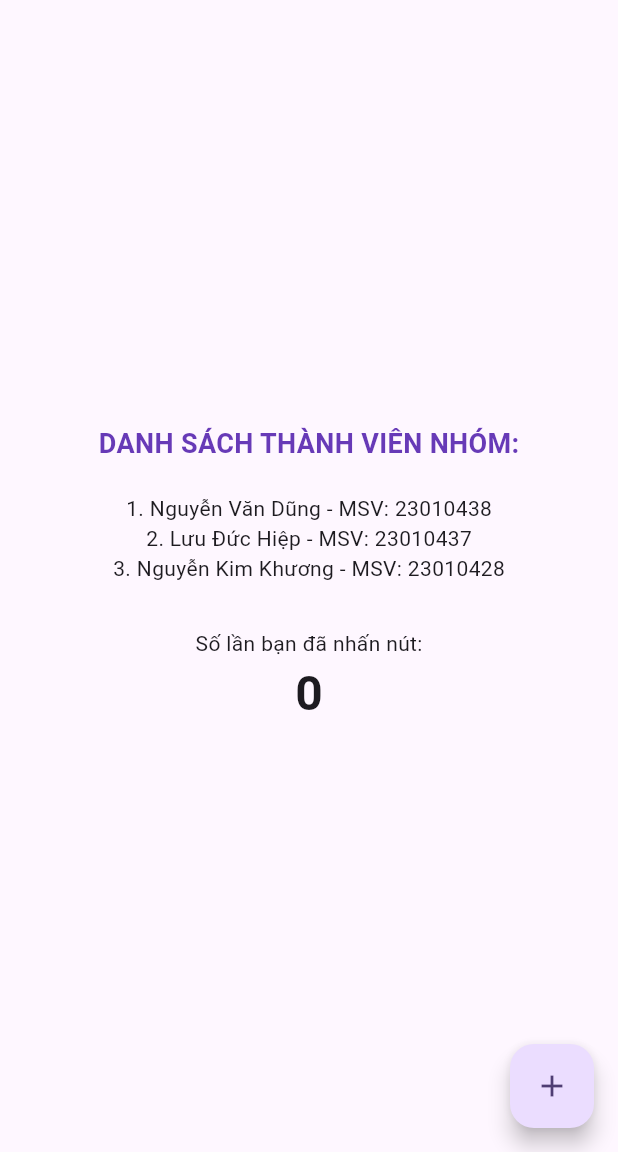
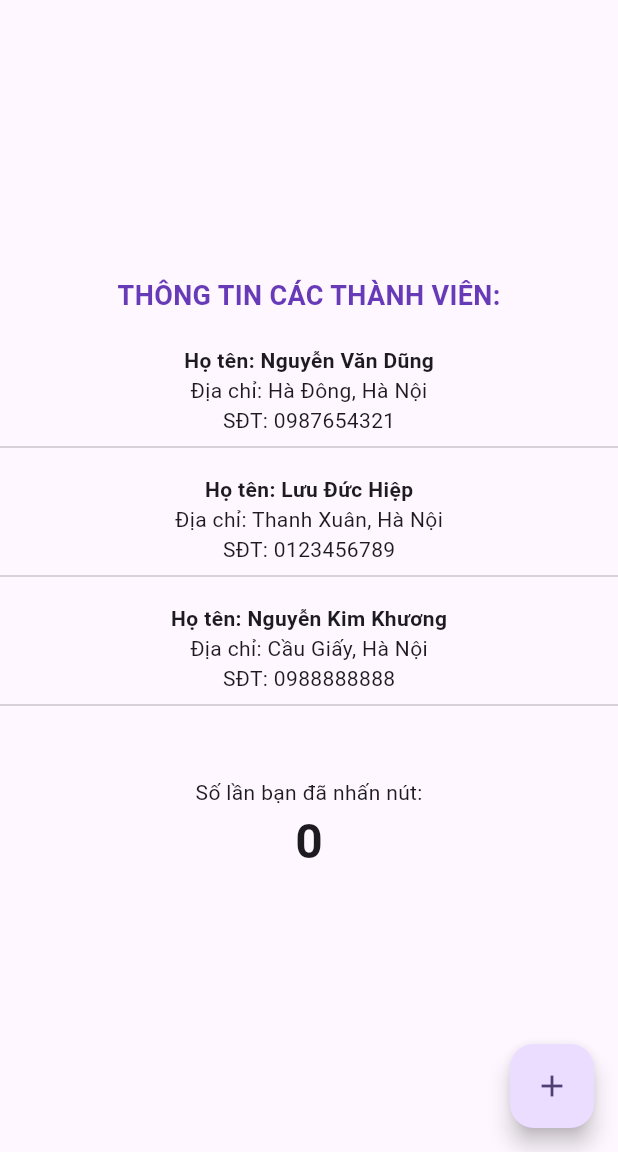
Before and after one commit to hdungx0795/AnNgon_Dung_Hiep_Khuong_N03_1_2026, a Flutter app: the screen it shows after launch, on a phone screen of 412 x 824 dp, the part 84-1236 px from its top. Run offline on Flutter 3.47's test engine with Material 3 defaults, Android fonts, the phone set to English and light mode, and no system bars.

Commit message:
Thêm đối tượng Người dùng và inList

```diff
--- a/lib/main.dart
+++ b/lib/main.dart
@@ -7,7 +7,6 @@ void main() {
 class MyApp extends StatelessWidget {
   const MyApp({super.key});
 
-  // This widget is the root of your application.
   @override
   Widget build(BuildContext context) {
     return MaterialApp(
@@ -32,6 +31,31 @@ class MyHomePage extends StatefulWidget {
 class _MyHomePageState extends State<MyHomePage> {
   int _counter = 0;
 
+  // 1. KHAI BÁO DANH SÁCH NHÓM Ở ĐÂY (Ngay trên hàm build)
+  List<NguoiDung> danhSachNhom = [
+    NguoiDung(
+      idUser: 1,
+      hoTen: 'Nguyễn Văn Dũng',
+      soDienThoai: '0987654321',
+      diaChi: 'Hà Đông, Hà Nội',
+      email: 'dung.nguyen@student.vn',
+    ),
+    NguoiDung(
+      idUser: 2,
+      hoTen: 'Lưu Đức Hiệp',
+      soDienThoai: '0123456789',
+      diaChi: 'Thanh Xuân, Hà Nội',
+      email: 'hiep.luu@student.vn',
+    ),
+    NguoiDung(
+      idUser: 3,
+      hoTen: 'Nguyễn Kim Khương',
+      soDienThoai: '0988888888',
+      diaChi: 'Cầu Giấy, Hà Nội',
+      email: 'khuong.nguyen@student.vn',
+    ),
+  ];
+
   void _incrementCounter() {
     setState(() {
       _counter++;
@@ -43,42 +67,42 @@ class _MyHomePageState extends State<MyHomePage> {
     return Scaffold(
       appBar: AppBar(
         backgroundColor: Theme.of(context).colorScheme.inversePrimary,
-
         title: Text(widget.title),
       ),
       body: Center(
         child: Column(
-          // Column is also a layout widget. It takes a list of children and
-          // arranges them vertically. By default, it sizes itself to fit its
-          // children horizontally, and tries to be as tall as its parent.
-          //
-          // Column has various properties to control how it sizes itself and
-          // how it positions its children. Here we use mainAxisAlignment to
-          // center the children vertically; the main axis here is the vertical
-          // axis because Columns are vertical (the cross axis would be
-          // horizontal).
-          //
-          // TRY THIS: Invoke "debug painting" (choose the "Toggle Debug Paint"
-          // action in the IDE, or press "p" in the console), to see the
-          // wireframe for each widget.
-          mainAxisAlignment: .center,
-          // Tìm đến đoạn này trong code của bạn
+          // Đã sửa lại lỗi typo ở dòng này
+          mainAxisAlignment: MainAxisAlignment.center,
           children: <Widget>[
             const Text(
-              'DANH SÁCH THÀNH VIÊN NHÓM:',
+              'THÔNG TIN CÁC THÀNH VIÊN:',
               style: TextStyle(
                 fontWeight: FontWeight.bold,
                 fontSize: 18,
                 color: Colors.deepPurple,
               ),
             ),
-            const SizedBox(height: 20), // Tạo một khoảng trắng cách ra
-            // Hiển thị thông tin từng người
-            const Text('1. Nguyễn Văn Dũng - MSV: 23010438'),
-            const Text('2. Lưu Đức Hiệp - MSV: 23010437'),
-            const Text('3. Nguyễn Kim Khương - MSV: 23010428'),
+            const SizedBox(height: 20),
 
-            const SizedBox(height: 30), // Khoảng cách trước số đếm
+            // 2. VÒNG LẶP TỰ ĐỘNG IN RA DANH SÁCH
+            ...danhSachNhom.map((user) {
+              return Padding(
+                padding: const EdgeInsets.only(bottom: 10.0),
+                child: Column(
+                  children: [
+                    Text(
+                      'Họ tên: ${user.hoTen}',
+                      style: const TextStyle(fontWeight: FontWeight.bold),
+                    ),
+                    Text('Địa chỉ: ${user.diaChi}'),
+                    Text('SĐT: ${user.soDienThoai}'),
+                    const Divider(), // Đường kẻ ngang
+                  ],
+                ),
+              );
+            }).toList(), // Đừng quên .toList()
+
+            const SizedBox(height: 30),
             const Text('Số lần bạn đã nhấn nút:'),
             Text(
               '$_counter',
@@ -95,3 +119,24 @@ class _MyHomePageState extends State<MyHomePage> {
     );
   }
 }
+
+// 3. CLASS NGƯỜI DÙNG CHUẨN FORM
+class NguoiDung {
+  int idUser;
+  String hoTen;
+  String soDienThoai;
+  String diaChi;
+  String email;
+
+  NguoiDung({
+    required this.idUser,
+    required this.hoTen,
+    required this.soDienThoai,
+    required this.diaChi,
+    required this.email,
+  });
+
+  void hienThiThongTin() {
+    print('Người dùng: $hoTen - Địa chỉ: $diaChi');
+  }
+}
```
Also changed, not shown: 1 other file.
